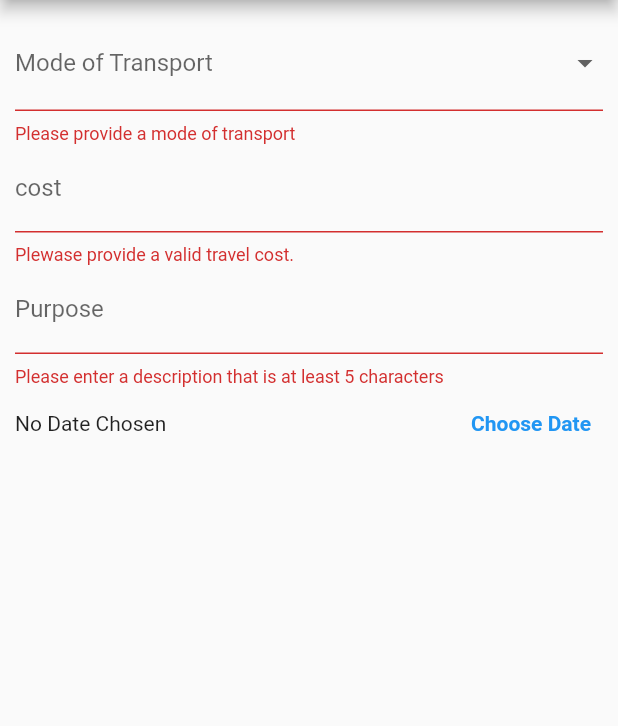
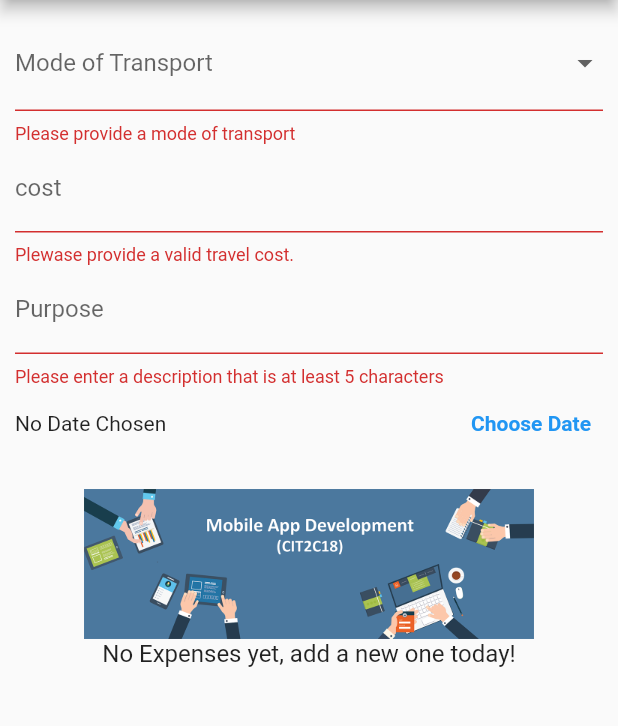
Before and after one commit to Icyautumn/transport_expense_tracker, a Flutter app: the screen it shows after launch, after a tap on the "save" icon, on a phone screen of 412 x 824 dp, the part 84-810 px from its top. Run offline on Flutter 3.47's test engine with Material 2 defaults, Android fonts, the phone set to English and light mode, and no system bars.

Commit message:
expense tracker no database

```diff
--- /dev/null
+++ b/lib/expense.dart
@@ -0,0 +1,8 @@
+class Expense{
+  String purpose;
+  String mode;
+  double cost;
+  DateTime TravelDate;
+
+  Expense({required this.purpose, required this.mode, required this.cost, required this.TravelDate});
+}
--- a/lib/main.dart
+++ b/lib/main.dart
@@ -1,5 +1,7 @@
 import 'package:flutter/material.dart';
 import 'package:intl/intl.dart';
+import 'expense.dart';
+import 'package:transport_expense_tracker/widgets/expenses_list.dart';
 
 void main() {
   runApp(MyApp());
@@ -33,6 +35,8 @@ class _MainScreenState extends State<MainScreen> {
 
   DateTime? travelDate;
 
+  List<Expense> myExpenses = [];
+
   void saveForm() {
     bool isValid = form.currentState!.validate();
 
@@ -42,6 +46,14 @@ class _MainScreenState extends State<MainScreen> {
       print(purpose);
       print(mode);
       print(cost!.toStringAsFixed(2));
+
+      myExpenses.insert(
+          0,
+          Expense(
+              purpose: purpose!,
+              mode: mode!,
+              cost: cost!,
+              TravelDate: travelDate!));
 
       // Hide the keyboard
       FocusScope.of(context).unfocus();
@@ -55,6 +67,37 @@ class _MainScreenState extends State<MainScreen> {
         content: Text('Travel expense added successfully!'),
       ));
     }
+  }
+
+  void removeItem(i) {
+    // press the delete button
+    showDialog(
+        context: context,
+        builder: (context) {
+          return AlertDialog(
+            // ask user
+            title: Text('Confirmation'),
+            content: Text('Are you sure you want to delete'),
+            actions: [
+                  // if no
+              TextButton(
+                onPressed: () {
+                  Navigator.of(context).pop();
+                },
+                child: Text('No'),
+              ),
+              // if yes
+              TextButton(
+                  onPressed: () {
+                    setState(() {
+                      myExpenses.removeAt(i);
+                    });
+                    Navigator.of(context).pop();
+                  },
+                  child: Text('Yes')),
+            ],
+          );
+        });
   }
 
   void presentDatePicker(BuildContext context) {
@@ -76,6 +119,7 @@ class _MainScreenState extends State<MainScreen> {
   @override
   Widget build(BuildContext context) {
     return Scaffold(
+        resizeToAvoidBottomInset: false,
         appBar: AppBar(
           title: Text('Transport Expense Tracker'),
           actions: [
@@ -167,7 +211,21 @@ class _MainScreenState extends State<MainScreen> {
                           presentDatePicker(context);
                         })
                   ],
-                )
+                ),
+                Expanded(
+                    child: myExpenses.length > 0
+                        ? Container(
+                            height: 200,
+                            child: ExpensesList(myExpenses, removeItem),
+                          )
+                        : Column(
+                            children: [
+                              SizedBox(height: 20),
+                              Image.asset('images/picture.png', width: 300),
+                              Text('No Expenses yet, add a new one today!',
+                                  style: Theme.of(context).textTheme.subtitle1),
+                            ],
+                          )),
               ],
             ),
           ),
--- a/pubspec.yaml
+++ b/pubspec.yaml
@@ -60,9 +60,8 @@ flutter:
   uses-material-design: true
 
   # To add assets to your application, add an assets section, like this:
-  # assets:
-  #   - images/a_dot_burr.jpeg
-  #   - images/a_dot_ham.jpeg
+  assets:
+    - images/picture.png
 
   # An image asset can refer to one or more resolution-specific "variants", see
   # https://flutter.dev/assets-and-images/#resolution-aware.
```
Also changed, not shown: lib/widgets/expenses_list.dart (added, +34 -0 lines), images/picture.png (added).
